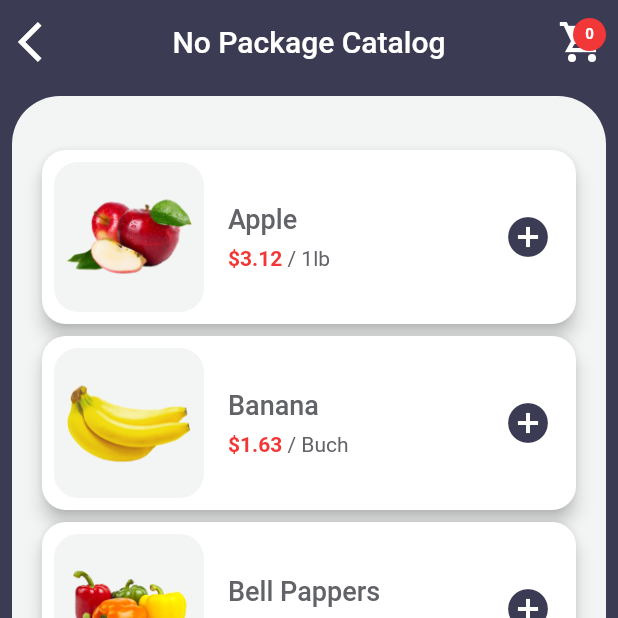
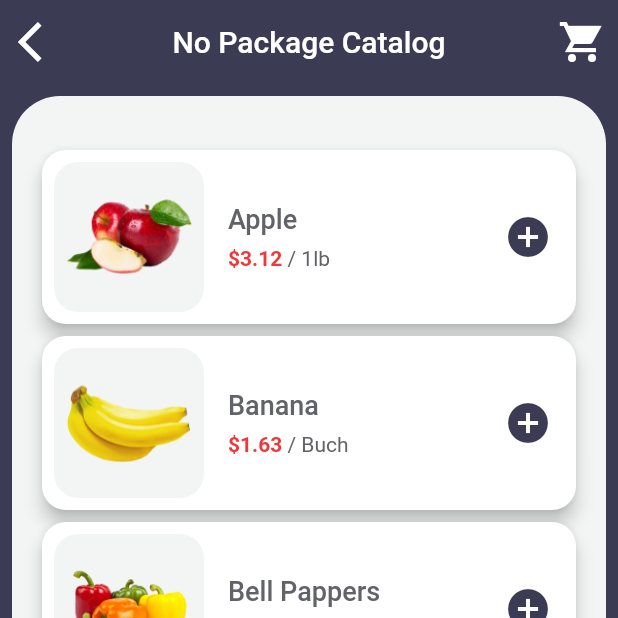
Before and after one commit to dewinjm/flutter_states, a Flutter app: the screen it shows after launch, after a tap on "No Package", on a phone screen of 412 x 824 dp, the top half of it. Run offline on Flutter 3.47's test engine with Material 2 defaults, Android fonts, the phone set to English and light mode, and no system bars; our stand-ins replace equatable.

Commit message:
chore(no_package): modify badge, when length is 0 don't show badge

```diff
--- a/lib/features/no_package/catalog/widget/badge.dart
+++ b/lib/features/no_package/catalog/widget/badge.dart
@@ -12,7 +12,13 @@ class Badge extends StatelessWidget {
     return ValueListenableBuilder(
       valueListenable: cartNotifier,
       builder: (context, items, _) {
-        return CoreBadge(count: cartNotifier.items.length);
+        final count = cartNotifier.items.length;
+
+        if (count <= 0) {
+          return const SizedBox();
+        } else {
+          return CoreBadge(count: cartNotifier.items.length);
+        }
       },
     );
   }
```
